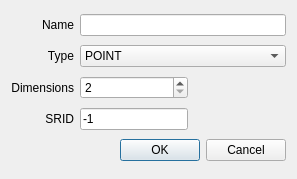
First picture: the form in ui/DlgAddGeometryColumn.ui, repository brushtyler/db_manager, before the edit.
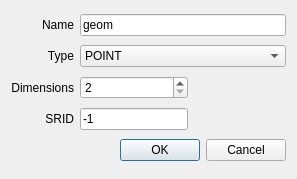
Second picture: the form after the edit.

Commit message: use 'geom' as default geometry column name

The edit to the form file:
```diff
--- a/ui/DlgAddGeometryColumn.ui
+++ b/ui/DlgAddGeometryColumn.ui
@@ -25,7 +25,11 @@
     </widget>
    </item>
    <item row="0" column="1" colspan="2">
-    <widget class="QLineEdit" name="editName"/>
+    <widget class="QLineEdit" name="editName">
+     <property name="text">
+      <string>geom</string>
+     </property>
+    </widget>
    </item>
    <item row="1" column="0">
     <widget class="QLabel" name="label_2">
```
The commit also changes 1 other file.
